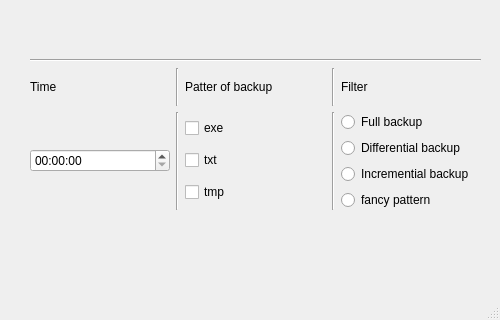
c0de1sl1fe/auto_saver_app, file test_ui.ui: the form before one commit; both pictures show x 0 to 500 and y 180 to 500 of the 500 by 500 pixel window.
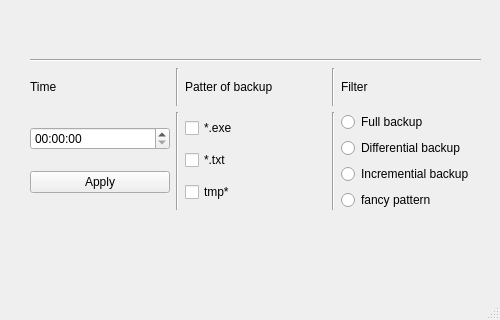
The form after the commit.

What changed in the file:
```diff
--- a/test_ui.ui
+++ b/test_ui.ui
@@ -206,6 +206,28 @@
          <item>
           <widget class="QTimeEdit" name="time_holder"/>
          </item>
+         <item>
+          <widget class="QPushButton" name="time_button">
+           <property name="enabled">
+            <bool>true</bool>
+           </property>
+           <property name="sizePolicy">
+            <sizepolicy hsizetype="Minimum" vsizetype="Fixed">
+             <horstretch>0</horstretch>
+             <verstretch>0</verstretch>
+            </sizepolicy>
+           </property>
+           <property name="autoFillBackground">
+            <bool>false</bool>
+           </property>
+           <property name="text">
+            <string>Apply</string>
+           </property>
+           <property name="checkable">
+            <bool>false</bool>
+           </property>
+          </widget>
+         </item>
         </layout>
        </item>
        <item>
@@ -220,21 +242,21 @@
          <item>
           <widget class="QCheckBox" name="Check_box_1">
            <property name="text">
-            <string>exe</string>
+            <string>*.exe</string>
            </property>
           </widget>
          </item>
          <item>
           <widget class="QCheckBox" name="Check_box_2">
            <property name="text">
-            <string>txt</string>
+            <string>*.txt</string>
            </property>
           </widget>
          </item>
          <item>
           <widget class="QCheckBox" name="Check_box_3">
            <property name="text">
-            <string>tmp</string>
+            <string>tmp*</string>
            </property>
           </widget>
          </item>
```
